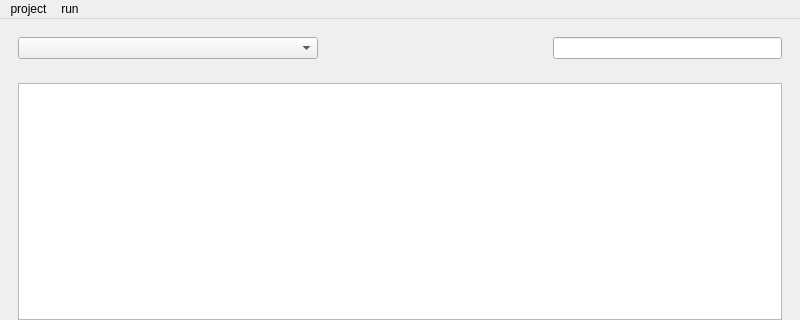
Qt form src/QNetworkCapture.ui (jackfahdin/QNetworkCapture) before a commit; both pictures show x 0 to 800 and y 0 to 320 of the 800 by 600 pixel window.
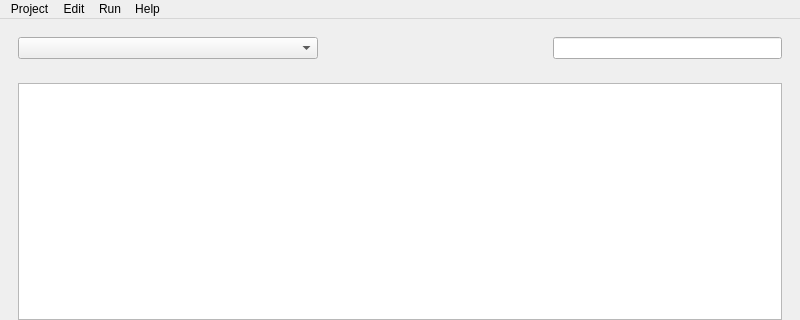
The same form after that commit. Icons and pictures are not drawn.

What changed in the file:
```diff
--- a/src/QNetworkCapture.ui
+++ b/src/QNetworkCapture.ui
@@ -76,23 +76,39 @@
      <x>0</x>
      <y>0</y>
      <width>800</width>
-     <height>21</height>
+     <height>17</height>
     </rect>
    </property>
    <widget class="QMenu" name="menuproject">
     <property name="title">
-     <string>project</string>
+     <string>Project</string>
     </property>
    </widget>
-   <widget class="QMenu" name="menurun">
+   <widget class="QMenu" name="menuRun">
     <property name="title">
-     <string>run</string>
+     <string>Run</string>
     </property>
-    <addaction name="actionrun_and_stop"/>
-    <addaction name="actionclear"/>
+    <addaction name="actionStartCapture"/>
+    <addaction name="actionClearAll"/>
+   </widget>
+   <widget class="QMenu" name="menuEdit">
+    <property name="title">
+     <string>Edit</string>
+    </property>
+    <addaction name="actionUp"/>
+    <addaction name="actionDown"/>
+    <addaction name="actionTop"/>
+    <addaction name="actionEnd"/>
+   </widget>
+   <widget class="QMenu" name="menuHelp">
+    <property name="title">
+     <string>Help</string>
+    </property>
    </widget>
    <addaction name="menuproject"/>
-   <addaction name="menurun"/>
+   <addaction name="menuEdit"/>
+   <addaction name="menuRun"/>
+   <addaction name="menuHelp"/>
   </widget>
   <widget class="QStatusBar" name="statusbar"/>
   <action name="actionrun_and_stop">
```
Left out of the diff: 44 changed lines with no effect on the pictures.
